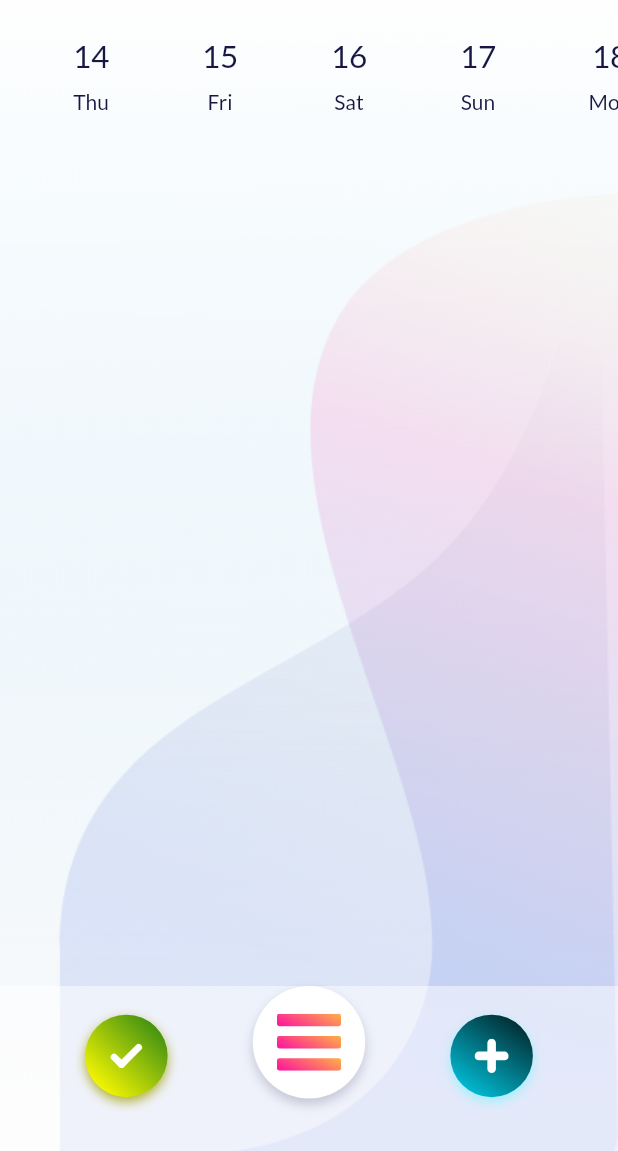
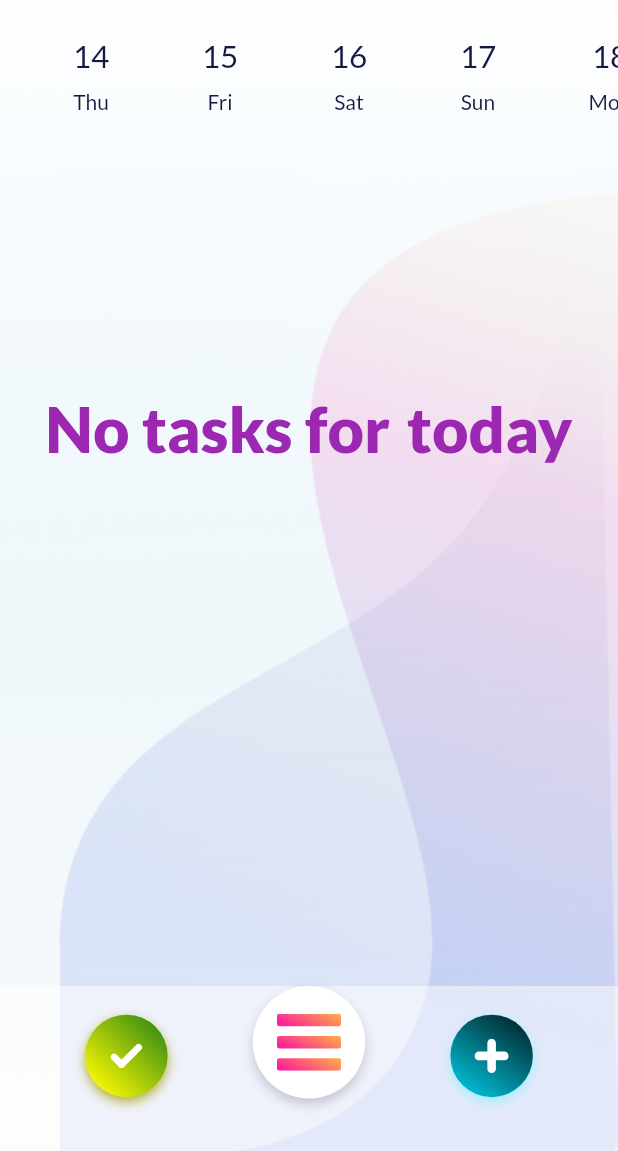
Before and after one commit to SixtusMiracle/my_day, a Flutter app: the screen it shows after launch, item 2 of the bottom bar chosen, on a phone screen of 412 x 824 dp, the part 85-1236 px from its top. Run offline on Flutter 3.47's test engine with Material 2 defaults, Android fonts, the light colour scheme and no system bars; our stand-ins replace flutter_riverpod, flutter_svg, sqflite; accounts and stored records are empty.

Commit message:
updated calendar mode
getting date for each day

```diff
--- a/lib/screens/calendar_mode/components/body.dart
+++ b/lib/screens/calendar_mode/components/body.dart
@@ -2,6 +2,7 @@ import 'dart:async';
 
 import 'package:flutter/material.dart';
 import 'package:flutter_riverpod/flutter_riverpod.dart';
+import 'package:intl/intl.dart';
 import 'package:my_day/models/task.dart';
 import 'package:my_day/screens/calendar_mode/components/days_row.dart';
 
@@ -48,6 +49,12 @@ class _BodyState extends State<Body> {
     WidgetsBinding.instance!
         .addPostFrameCallback((_) => _scrollToSelectedIndex());
 
+    DateTime _selectedDateTime = DateTime(
+      DateTime.now().year,
+      DateTime.now().month,
+      days[selectedIndex],
+    );
+
     return Background(
       child: Column(
         crossAxisAlignment: CrossAxisAlignment.center,
@@ -77,16 +84,60 @@ class _BodyState extends State<Body> {
                 overrides: [taskNotifierProvider.overrideWithValue(data)],
                 child: Consumer(
                   builder: (context, ref, child) {
-                    final tasks = ref.watch(taskNotifierProvider) as List<Task>;
+                    final allTasks =
+                        ref.watch(taskNotifierProvider) as List<Task>;
+                    final tasksForToday = allTasks
+                        .where((Task task) =>
+                            (task.schedule.month == DateTime.now().month) &&
+                            (task.schedule.day == days[selectedIndex]))
+                        .toList();
 
-                    return Expanded(
+                    return tasksForToday.length == 0
+                        ? Padding(
+                            padding: EdgeInsets.symmetric(
+                              horizontal: miDefaultSize,
+                              vertical: miDefaultSize * 9,
+                            ),
+                            child: Wrap(
+                              children: [
+                                Text(
+                                  "No tasks for",
+                                  style: TextStyle(
+                                    fontFamily: "Lato Black",
+                                    color: Colors.purple,
+                                    fontSize: miDefaultSize * 3,
+                                  ),
+                                  textAlign: TextAlign.center,
+                                ),
+                                SizedBox(width: miDefaultSize * 0.8),
+                                Text(
+                                  DateTime(
+                                              DateTime.now().year,
+                                              DateTime.now().month,
+                                              DateTime.now().day) ==
+                                          _selectedDateTime
+                                      ? "today"
+                                      : DateFormat("E, MMM d")
+                                          .format(_selectedDateTime),
+                                  style: TextStyle(
+                                    fontFamily: "Lato Black",
+                                    color: Colors.purple,
+                                    fontSize: miDefaultSize * 3,
+                                  ),
+                                  textAlign: TextAlign.center,
+                                ),
+                              ],
+                            ),
+                          )
+                        : Expanded(
                             child: ListView.builder(
                               physics: const BouncingScrollPhysics(),
-                        itemCount: tasks.length,
+                              itemCount: tasksForToday.length,
                               itemBuilder: (BuildContext context, int index) =>
                                   TaskRow(
-                          task: tasks[index],
-                          tap: () => _showDetailsModal(task: tasks[index]),
+                                task: tasksForToday[index],
+                                tap: () => _showDetailsModal(
+                                    task: tasksForToday[index]),
                               ),
                             ),
                           );
--- a/lib/screens/done_tasks/components/body.dart
+++ b/lib/screens/done_tasks/components/body.dart
@@ -43,6 +43,7 @@ class Body extends StatelessWidget {
                               child: Text(
                                 "No done tasks yet...",
                                 style: TextStyle(
+                                  color: Colors.purple,
                                   fontFamily: "Lato Black",
                                   fontSize: miDefaultSize * 3,
                                 ),
--- a/lib/screens/mark_done/components/body.dart
+++ b/lib/screens/mark_done/components/body.dart
@@ -45,6 +45,7 @@ class Body extends StatelessWidget {
                                 style: TextStyle(
                                   fontFamily: "Lato Black",
                                   fontSize: miDefaultSize * 3,
+                                  color: Colors.purple,
                                 ),
                                 textAlign: TextAlign.center,
                               ),
```
Lines whose indentation alone changed are shown as unchanged.
